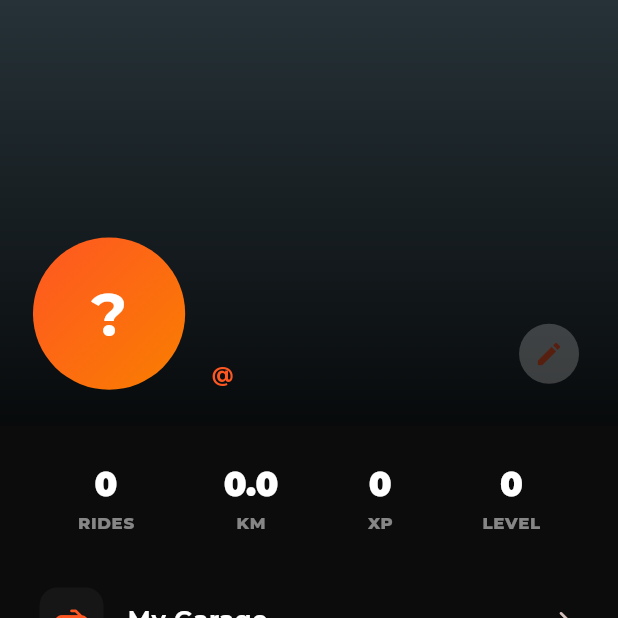
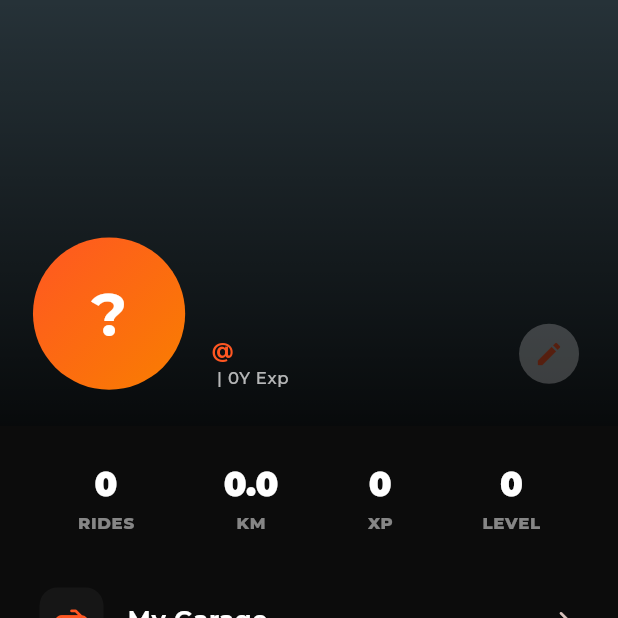
Before and after one commit to abhishekgupta2211/SyncUp, a Flutter app: the screen it shows once a user with an empty profile is signed in, swiped to page 5, on a phone screen of 412 x 824 dp, the top half of it. Run offline on Flutter 3.47's test engine with Material 3 defaults, Android fonts, the phone set to English and light mode, and no system bars; our stand-ins replace cached_network_image, emoji_picker_flutter, firebase_core, firebase_messaging, flutter_animate, flutter_dotenv and 11 more; missing offline and left inert: record, zego_uikit, zego_uikit_prebuilt_call, zego_uikit_signaling_plugin; accounts and stored records are empty; network calls fail.

Commit message:
Feature 22: Display Riding Style and Experience on Profile Closes #7 Co-authored-by: Abhishek Arvind <abhishekarvind9369@gmail.com>

```diff
--- a/lib/features/profile/presentation/pages/profile_page.dart
+++ b/lib/features/profile/presentation/pages/profile_page.dart
@@ -85,6 +85,11 @@ class ProfilePage extends StatelessWidget {
                                   fontWeight: FontWeight.w700,
                                 ),
                               ),
+                              if (profile?.ridingStyle != null)
+                                Text(
+                                  '${profile!.ridingStyle} | ${profile.experienceYears}Y Exp',
+                                  style: theme.textTheme.labelSmall?.copyWith(color: Colors.white70),
+                                ),
                             ],
                           ),
                         ),
```
